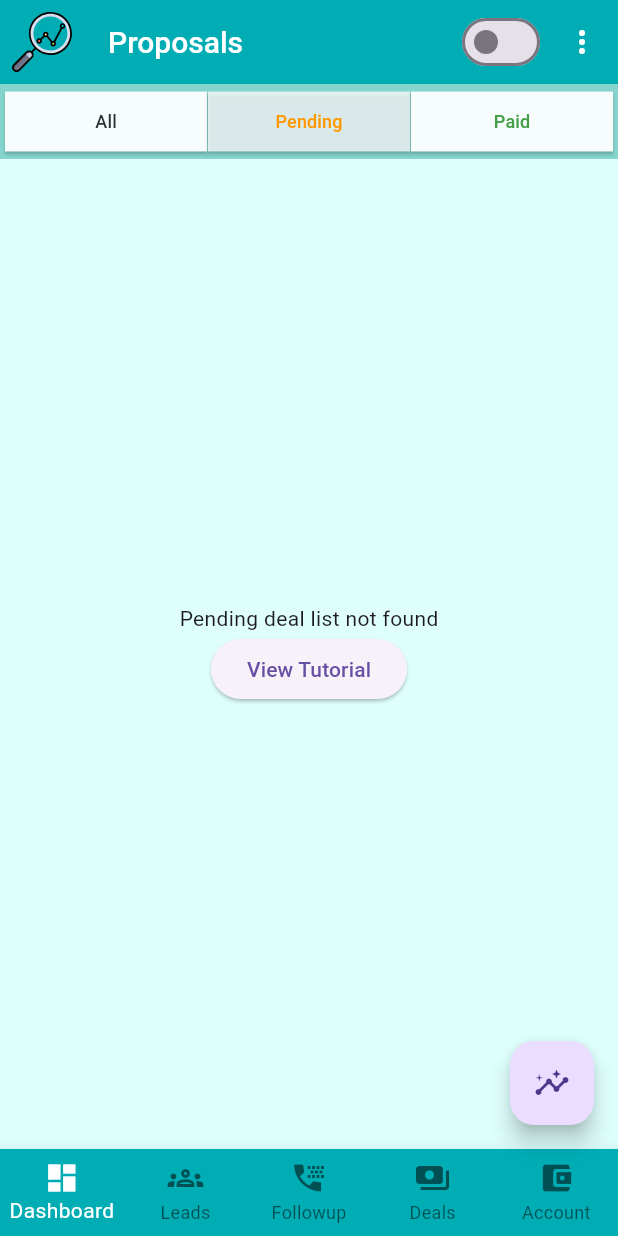
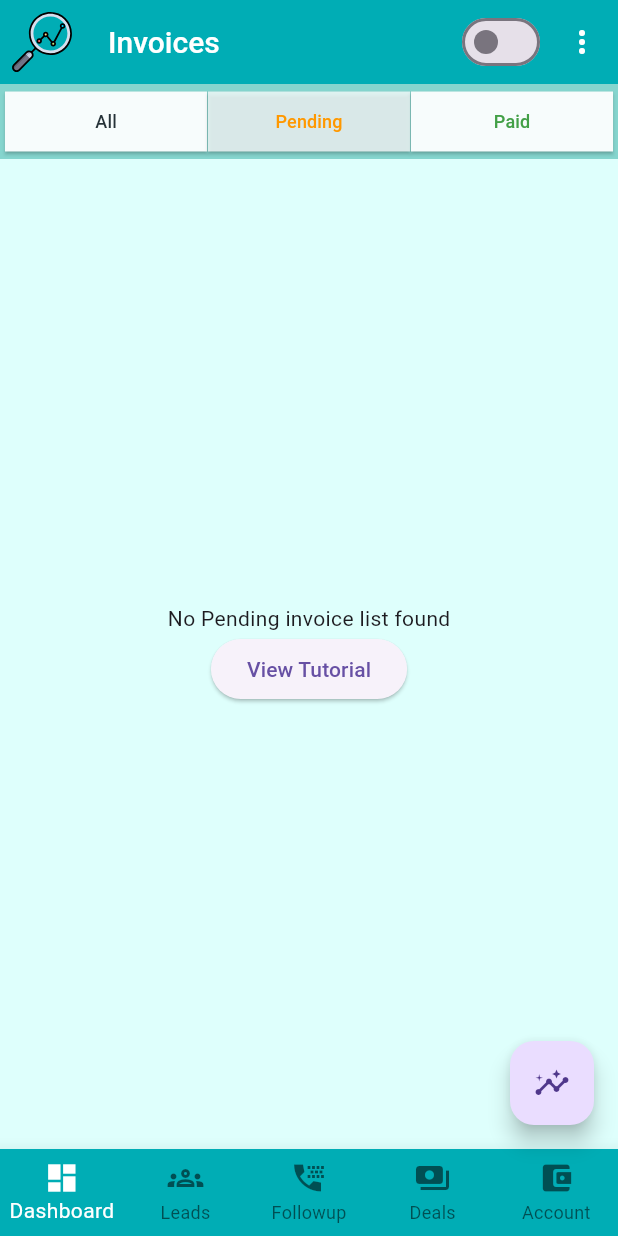
Before and after one commit to imshibaji/leadbook-mobile-app, a Flutter app: the ListDealForMobile screen opened directly, swiped to page 2, on a phone screen of 412 x 824 dp. Run offline on Flutter 3.47's test engine with Material 2 defaults, Android fonts, the light colour scheme and no system bars; our stand-ins replace animated_text_kit, awesome_notifications, dio, firebase_analytics, firebase_core, firebase_messaging and 10 more; missing offline and left inert: cron, json_theme, tutorial_coach_mark; accounts and stored records are empty; statements that could not run were skipped.

Commit message:
deals change with Invoice

```diff
--- a/lib/features/lead_mod/controllers/deals/add_deal_controller.dart
+++ b/lib/features/lead_mod/controllers/deals/add_deal_controller.dart
@@ -14,7 +14,7 @@ class AddDealController extends StatelessController {
     sp.getAllLeads();
     sp.getAllDeals();
     return Display(
-      title: 'Add Proposals / Deals',
+      title: 'Add Invoice / Deal',
       mobile: const AddDeal(),
     );
   }
--- a/lib/features/lead_mod/controllers/deals/list_deal_controller.dart
+++ b/lib/features/lead_mod/controllers/deals/list_deal_controller.dart
@@ -14,7 +14,7 @@ class ListDealController extends StatelessController {
     sp.getAllLeads();
     sp.getAllDeals();
     return Display(
-      title: 'Proposals / Deals',
+      title: 'Invoices / Deals',
       mobile: const ListDealForMobile(),
     );
   }
--- a/lib/features/lead_mod/controllers/deals/print_deal_controller.dart
+++ b/lib/features/lead_mod/controllers/deals/print_deal_controller.dart
@@ -14,7 +14,7 @@ class PrintDealController extends StatelessController {
     sp.getAllLeads();
     sp.getAllDeals();
     return Display(
-      title: 'Print Proposals / Deals',
+      title: 'Print Invoice / Deal',
       mobile: const PrintDeal(),
     );
   }
--- a/lib/features/lead_mod/utils/deal_utilities.dart
+++ b/lib/features/lead_mod/utils/deal_utilities.dart
@@ -225,14 +225,14 @@ editDeal(BuildContext context, Deal deal, {Function(Deal)? onDeal}) {
                       bottom: MediaQuery.of(context).viewInsets.bottom),
                   child: TextInputField(
                     prefixIcon: Icons.edit_note,
-                    labelTextStr: 'Deal Name',
+                    labelTextStr: 'Invoice ID',
                     initialValue: deal.name,
                     validator: (val) {
                       if (val!.isNotEmpty) {
                         ideal.name = val;
                         return null;
                       }
-                      return 'Input Discussion Details';
+                      return 'Input Invoice ID / Journal Code';
                     },
                   ),
                 ),
@@ -241,7 +241,7 @@ editDeal(BuildContext context, Deal deal, {Function(Deal)? onDeal}) {
                       bottom: MediaQuery.of(context).viewInsets.bottom),
                   child: TextInputField(
                     prefixIcon: Icons.edit_note,
-                    labelTextStr: 'Deal Deatils',
+                    labelTextStr: 'Invoice Deatils',
                     maxLines: 3,
                     textInputAction: TextInputAction.done,
                     contentPadding: const EdgeInsets.all(9),
@@ -251,13 +251,13 @@ editDeal(BuildContext context, Deal deal, {Function(Deal)? onDeal}) {
                         ideal.details = val;
                         return null;
                       }
-                      return 'Input Deal Details';
+                      return 'Input Invoice Details';
                     },
                   ),
                 ),
                 TextInputField(
                   prefixIcon: Icons.edit_note,
-                  labelTextStr: 'Deal Amount',
+                  labelTextStr: 'Invoice Amount',
                   textInputAction: TextInputAction.done,
                   keyboardType: TextInputType.number,
                   contentPadding: const EdgeInsets.all(9),
@@ -267,7 +267,7 @@ editDeal(BuildContext context, Deal deal, {Function(Deal)? onDeal}) {
                       ideal.price = double.parse(val);
                       return null;
                     }
-                    return 'Input Deal Amount';
+                    return 'Input Invoice Amount';
                   },
                 ),
                 TextInputField(
@@ -299,7 +299,7 @@ editDeal(BuildContext context, Deal deal, {Function(Deal)? onDeal}) {
                       ideal.status = val;
                       return null;
                     }
-                    return 'Input Discussion Status';
+                    return 'Input Invoice Status';
                   },
                 ),
                 Row(
@@ -356,7 +356,7 @@ editDeal(BuildContext context, Deal deal, {Function(Deal)? onDeal}) {
                         )
                         .first;
                     AwesomeNotificationService().showActivityNotification(
-                      'Deal: ' + ideal.name!,
+                      'Invoice: ' + ideal.name!,
                       ideal.details! +
                           ' amount of ' +
                           (ideal.price! - ideal.discount!).toString() +
@@ -373,7 +373,7 @@ editDeal(BuildContext context, Deal deal, {Function(Deal)? onDeal}) {
                   }
 
                   Nav.close(context);
-                  showMessage(context, 'Deal Data is Updated.');
+                  showMessage(context, 'Invoice Data is Updated.');
                 }
               },
             ),
@@ -390,7 +390,7 @@ void doneDeal(BuildContext context, Deal deal, ServiceProvider sp) async {
     await deal.save();
 
     dealPaymentAdd(deal);
-    showMessage(context, 'Deal Data is Updated as Paid.');
+    showMessage(context, 'Invoice Data is Updated as Paid.');
   }
 
   sp.getAllDeals();
@@ -426,7 +426,7 @@ void notDoneDeal(BuildContext context, Deal deal, ServiceProvider sp) async {
     await deal.save();
     // log("Deal: " + deal.uid!);
     dealPaymentRemove(deal);
-    showMessage(context, 'Deal Data is Updated as Pending.');
+    showMessage(context, 'Invoice Data is Updated as Pending.');
   }
   sp.getAllDeals();
 }
--- a/lib/features/lead_mod/views/mobile/deals/add_deal.dart
+++ b/lib/features/lead_mod/views/mobile/deals/add_deal.dart
@@ -29,7 +29,7 @@ class _AddDealState extends State<AddDeal> {
     final sp = context.read<ServiceProvider>();
     return Scaffold(
       appBar: AppBar(
-        title: const Text('Add New Deal'),
+        title: const Text('Add New Invoice'),
         actions: actionsMenu(context),
       ),
       bottomNavigationBar: LeadAppBottomBar(),
@@ -56,18 +56,18 @@ class _AddDealState extends State<AddDeal> {
               ),
               TextInputField(
                 prefixIcon: Icons.edit_note,
-                labelTextStr: 'Deal Name',
+                labelTextStr: 'Invoice ID',
                 validator: (val) {
                   if (val!.isNotEmpty) {
                     ideal.name = val;
                     return null;
                   }
-                  return 'Input Discussion Details';
+                  return 'Input Invoice ID / Journal Code';
                 },
               ),
               TextInputField(
                 prefixIcon: Icons.edit_note,
-                labelTextStr: 'Deal Deatils',
+                labelTextStr: 'Invoice Deatils',
                 maxLines: 3,
                 textInputAction: TextInputAction.done,
                 contentPadding: const EdgeInsets.all(9),
@@ -76,7 +76,7 @@ class _AddDealState extends State<AddDeal> {
                     ideal.details = val;
                     return null;
                   }
-                  return 'Input Deal Details';
+                  return 'Input Invoice Details';
                 },
               ),
               Row(
--- a/lib/features/lead_mod/views/mobile/deals/list_deals.dart
+++ b/lib/features/lead_mod/views/mobile/deals/list_deals.dart
@@ -25,7 +25,7 @@ class _ListDealForMobileState extends State<ListDealForMobile> {
     return Scaffold(
       appBar: AppBar(
         leading: const AppIcon(),
-        title: const Text('Proposals'),
+        title: const Text('Invoices'),
         actions: actionsMenu(context),
       ),
       body: Consumer<ServiceProvider>(
@@ -94,7 +94,7 @@ class _ListDealForMobileState extends State<ListDealForMobile> {
                 allDeals(
                   getFilterDatas(sp.deals ?? [], status) as List<Deal>,
                   sp,
-                  notFoundTxt: '$status deal list not found',
+                  notFoundTxt: 'No $status invoice list found',
                 )
             ],
           ),
@@ -106,7 +106,7 @@ class _ListDealForMobileState extends State<ListDealForMobile> {
   Widget allDeals(
     List<Deal> deals,
     ServiceProvider sp, {
-    String notFoundTxt = 'No Proposuls listed.',
+    String notFoundTxt = 'No Invoices listed.',
   }) {
     List<Deal> allDeals = deals;
 
@@ -158,7 +158,7 @@ class _ListDealForMobileState extends State<ListDealForMobile> {
                             crossAxisAlignment: CrossAxisAlignment.start,
                             children: [
                               Text(
-                                'Invoice#' +
+                                'Bill: #' +
                                     (deal.key + 1).toString() +
                                     ' | At: ' +
                                     dateTime,
@@ -166,7 +166,7 @@ class _ListDealForMobileState extends State<ListDealForMobile> {
                                 style: const TextStyle(fontSize: 8),
                               ),
                               Text(
-                                deal.name ?? 'No Name',
+                                deal.name ?? 'No ID',
                                 textAlign: TextAlign.left,
                               ),
                             ],
--- a/pubspec.yaml
+++ b/pubspec.yaml
@@ -19,7 +19,7 @@ publish_to: 'none' # Remove this line if you wish to publish to pub.dev
 # In iOS, build-name is used as CFBundleShortVersionString while build-number used as CFBundleVersion.
 # Read more about iOS versioning at
 # https://developer.apple.com/library/archive/documentation/General/Reference/InfoPlistKeyReference/Articles/CoreFoundationKeys.html
-version: 1.6.9+38
+version: 1.7.0+39
 
 environment:
   sdk: ">=2.16.0 <3.0.0"
```
Also changed, not shown: lib/features/lead_mod/views/mobile/business.dart (+10 -0 lines), lib/features/lead_mod/views/mobile/deals/print_deal.dart (+87 -3 lines).
